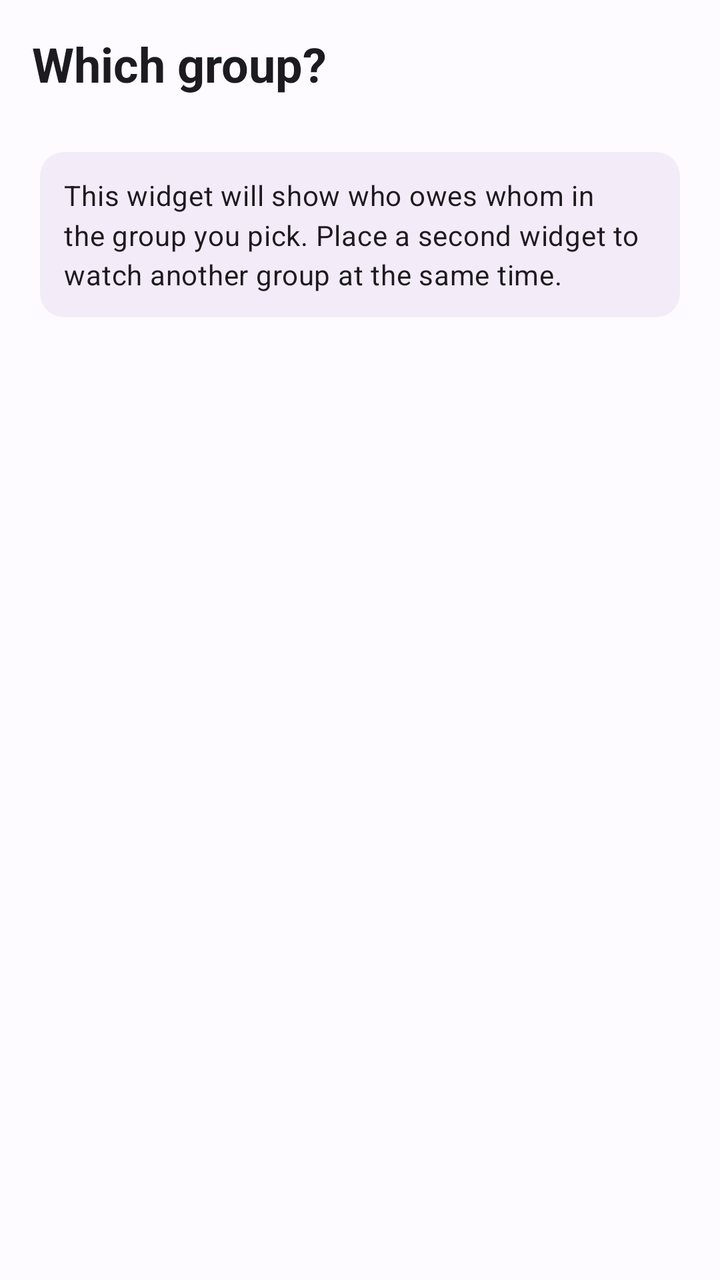
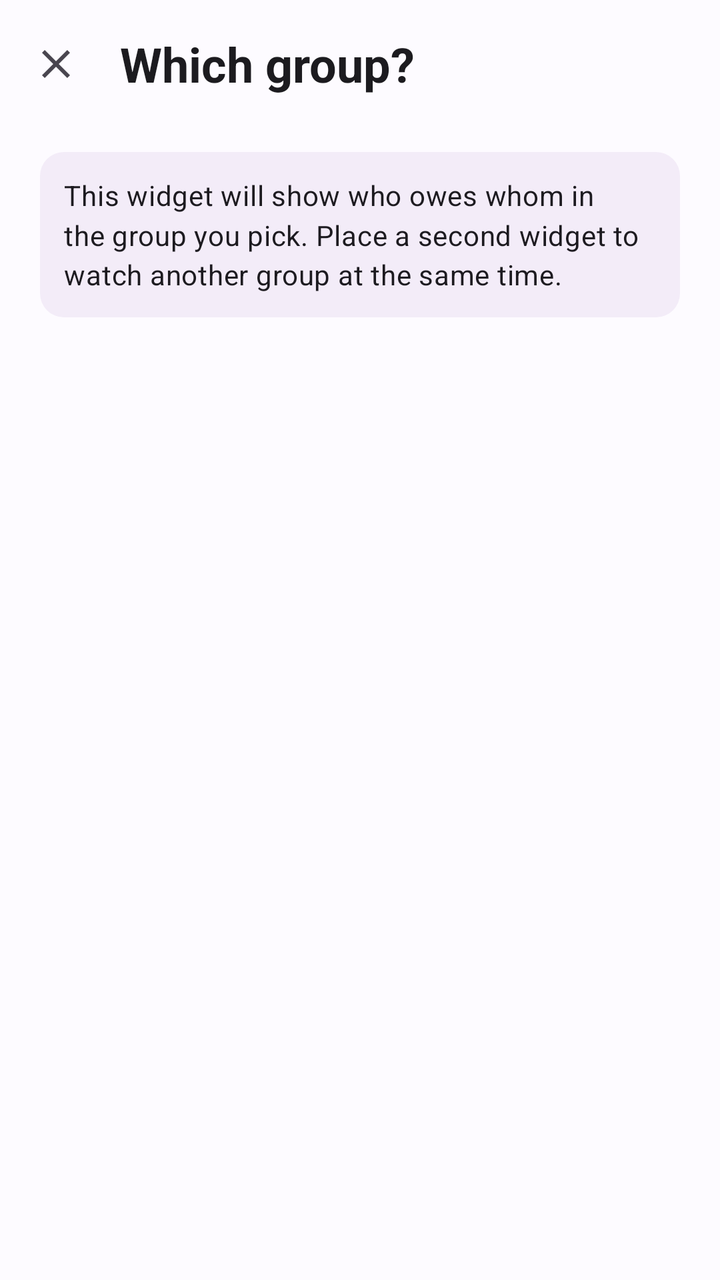

Two renders of the same Android screen: before a commit and after it. Below are the layout's source before the change and the commit's diff.
<!-- AndroidManifest.xml: application theme Theme.HouseholdSplitter -->
<!-- res/layout/activity_widget_configure.xml -->
<?xml version="1.0" encoding="utf-8"?>
<androidx.constraintlayout.widget.ConstraintLayout
    xmlns:android="http://schemas.android.com/apk/res/android"
    xmlns:app="http://schemas.android.com/apk/res-auto"
    android:layout_width="match_parent"
    android:layout_height="match_parent"
    android:background="?attr/colorSurface">

    <com.google.android.material.appbar.MaterialToolbar
        android:id="@+id/toolbar"
        style="@style/Widget.Splitter.Toolbar"
        android:layout_width="0dp"
        android:layout_height="wrap_content"
        app:title="@string/widget_configure_title"
        app:layout_constraintEnd_toEndOf="parent"
        app:layout_constraintStart_toStartOf="parent"
        app:layout_constraintTop_toTopOf="parent" />

    <ScrollView
        android:id="@+id/scroll"
        android:layout_width="0dp"
        android:layout_height="0dp"
        app:layout_constraintBottom_toBottomOf="parent"
        app:layout_constraintEnd_toEndOf="parent"
        app:layout_constraintStart_toStartOf="parent"
        app:layout_constraintTop_toBottomOf="@id/toolbar">

        <LinearLayout
            android:layout_width="match_parent"
            android:layout_height="wrap_content"
            android:orientation="vertical"
            android:paddingStart="@dimen/screen_margin"
            android:paddingEnd="@dimen/screen_margin"
            android:paddingBottom="@dimen/space_xl">

            <TextView
                android:id="@+id/explanation"
                style="@style/Widget.Splitter.Banner"
                android:layout_width="match_parent"
                android:layout_height="wrap_content"
                android:layout_marginTop="@dimen/space_m"
                android:backgroundTint="?attr/colorSurfaceContainer"
                android:text="@string/widget_configure_body" />

            <LinearLayout
                android:id="@+id/groupList"
                android:layout_width="match_parent"
                android:layout_height="wrap_content"
                android:layout_marginTop="@dimen/space_l"
                android:orientation="vertical" />
        </LinearLayout>
    </ScrollView>
</androidx.constraintlayout.widget.ConstraintLayout>
<!-- resources referenced by this layout -->
<resources>
  <dimen name="screen_margin">20dp</dimen>
  <dimen name="space_l">16dp</dimen>
  <dimen name="space_m">12dp</dimen>
  <dimen name="space_xl">24dp</dimen>
  <string name="widget_configure_body">This widget will show who owes whom in the group you pick. Place a second widget to watch another group at the same time.</string>
  <string name="widget_configure_title">Which group?</string>
  <style name="Widget.Splitter.Banner" parent="">
          <item name="android:background">@drawable/bg_banner</item>
          <item name="android:padding">@dimen/space_m</item>
          <item name="android:textAppearance">@style/TextAppearance.Material3.BodyMedium</item>
          <item name="android:lineSpacingMultiplier">1.2</item>
      </style>
  <style name="Widget.Splitter.Toolbar" parent="Widget.Material3.Toolbar">
          <item name="titleTextAppearance">@style/Text.ScreenTitle</item>
          <item name="android:background">@android:color/transparent</item>
          
          <item name="navigationIconTint">?attr/colorOnSurfaceVariant</item>
      </style>
  <!-- drawable bg_banner (drawable) -->
  <?xml version="1.0" encoding="utf-8"?>
  <shape xmlns:android="http://schemas.android.com/apk/res/android" android:shape="rectangle">
      <corners android:radius="@dimen/radius_m" />
      <solid android:color="#FFFFFF" />
  </shape>
  <style name="Text.ScreenTitle" parent="TextAppearance.Material3.HeadlineSmall">
          <item name="android:textStyle">bold</item>
          <item name="android:textColor">?attr/colorOnSurface</item>
          <item name="android:lineSpacingMultiplier">1.1</item>
      </style>
  <color name="primary">#6A3FC0</color>
  <color name="on_primary">#FFFFFF</color>
  <color name="primary_container">#EBDCFF</color>
  <color name="on_primary_container">#250057</color>
  <color name="secondary">#615B71</color>
  <color name="on_secondary">#FFFFFF</color>
  <color name="secondary_container">#E7DEF8</color>
  <color name="on_secondary_container">#1D192B</color>
  <color name="tertiary">#7D5260</color>
  <color name="on_tertiary">#FFFFFF</color>
  <color name="tertiary_container">#FFD8E4</color>
  <color name="on_tertiary_container">#31111D</color>
  <color name="surface">#FDFBFF</color>
  <color name="on_surface">#1C1B1F</color>
  <color name="surface_variant">#E7E0EC</color>
  <color name="on_surface_variant">#49454F</color>
  <color name="surface_container_lowest">#FFFFFF</color>
  <color name="surface_container_low">#F8F2FC</color>
  <color name="surface_container">#F3ECF8</color>
  <color name="surface_container_high">#EDE6F3</color>
  <color name="outline">#7A757F</color>
  <color name="outline_variant">#CAC4CF</color>
  <color name="error_container">#FFDAD6</color>
  <color name="on_error_container">#410002</color>
  <color name="error">#BA1A1A</color>
  <color name="on_error">#FFFFFF</color>
  <color name="inverse_surface">#322F35</color>
  <color name="inverse_on_surface">#F5EFF7</color>
  <style name="Shape.Small" parent="ShapeAppearance.Material3.Corner.Small">
          <item name="cornerSize">@dimen/radius_s</item>
      </style>
  <style name="Shape.Medium" parent="ShapeAppearance.Material3.Corner.Medium">
          <item name="cornerSize">@dimen/radius_m</item>
      </style>
  <style name="Shape.Large" parent="ShapeAppearance.Material3.Corner.Large">
          <item name="cornerSize">@dimen/radius_l</item>
      </style>
  <dimen name="radius_m">12dp</dimen>
  <dimen name="radius_s">8dp</dimen>
  <dimen name="radius_l">20dp</dimen>
</resources>

<!-- the commit's change to res/layout/activity_widget_configure.xml (unified diff, before → after) -->
@@ -14,7 +14,8 @@
         app:title="@string/widget_configure_title"
         app:layout_constraintEnd_toEndOf="parent"
         app:layout_constraintStart_toStartOf="parent"
-        app:layout_constraintTop_toTopOf="parent" />
+        app:layout_constraintTop_toTopOf="parent"
+        app:navigationIcon="@drawable/ic_close" />
 
     <ScrollView
         android:id="@+id/scroll"
<!-- resource entries referenced after the edit -->
@@ -4,6 +4,13 @@
   <dimen name="space_l">16dp</dimen>
   <dimen name="space_m">12dp</dimen>
   <dimen name="space_xl">24dp</dimen>
+  <!-- drawable ic_close (drawable) -->
+  <vector xmlns:android="http://schemas.android.com/apk/res/android"
+      android:width="24dp" android:height="24dp"
+      android:viewportWidth="24" android:viewportHeight="24">
+      <path android:fillColor="@android:color/white"
+          android:pathData="M19,6.41L17.59,5 12,10.59 6.41,5 5,6.41 10.59,12 5,17.59 6.41,19 12,13.41 17.59,19 19,17.59 13.41,12z" />
+  </vector>
   <string name="widget_configure_body">This widget will show who owes whom in the group you pick. Place a second widget to watch another group at the same time.</string>
   <string name="widget_configure_title">Which group?</string>
   <style name="Widget.Splitter.Banner" parent="">
